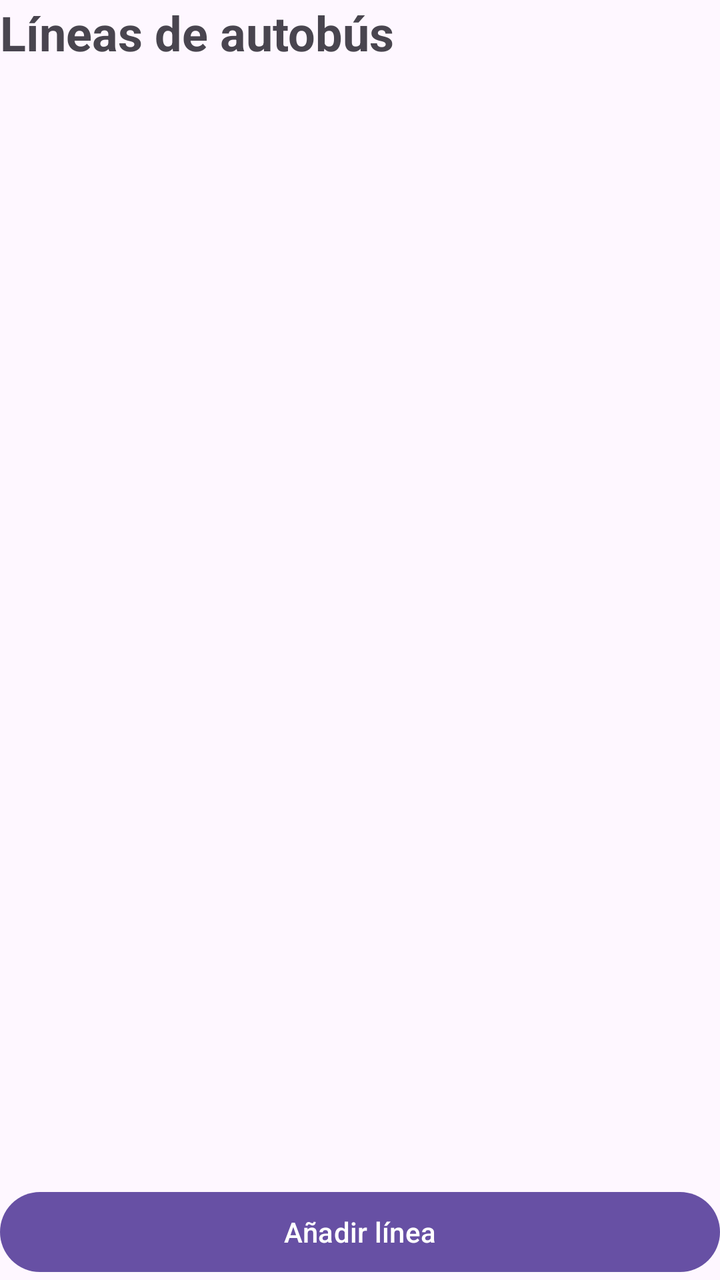
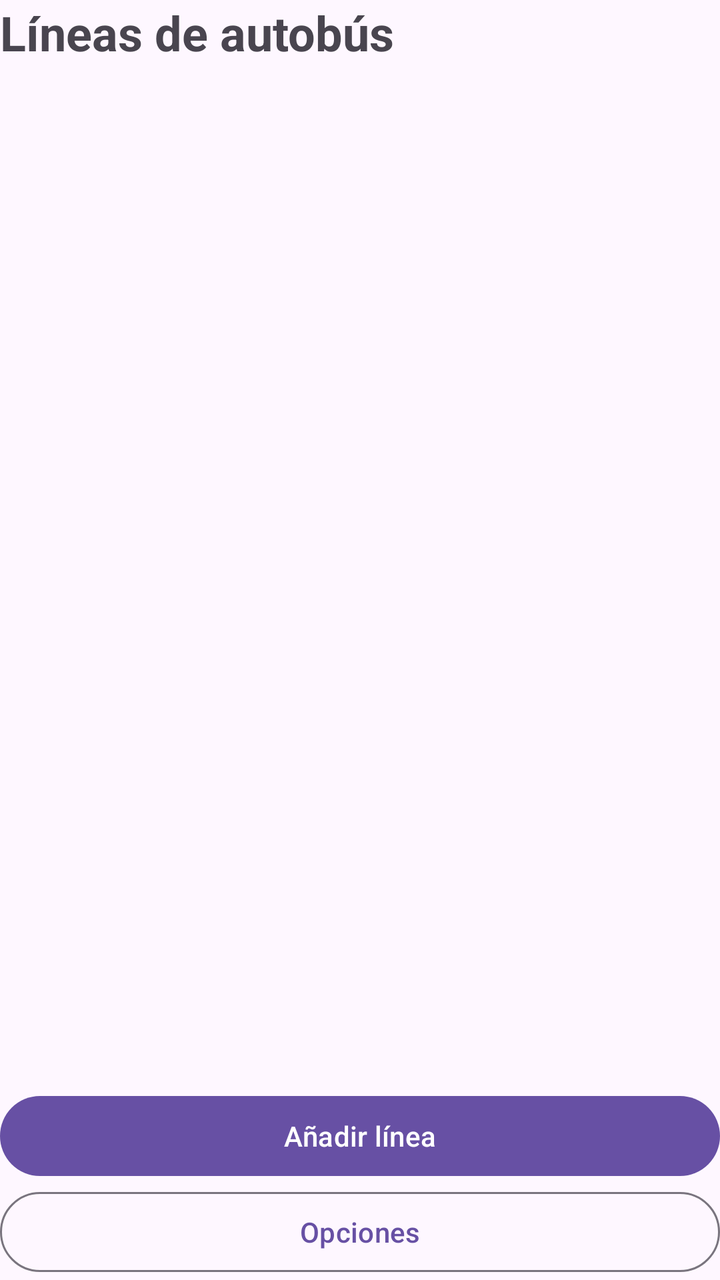

Two renders of the same Android screen: before a commit and after it. Below are the layout's source before the change and the commit's diff.
<!-- AndroidManifest.xml: application theme Theme.ACT2_UD1 -->
<!-- res/layout/activity_main.xml -->
<?xml version="1.0" encoding="utf-8"?>
<LinearLayout xmlns:android="http://schemas.android.com/apk/res/android"
    android:layout_width="match_parent"
    android:layout_height="match_parent"
    android:orientation="vertical"
    android:layout_margin="16dp"
    android:fitsSystemWindows="true">


    
    <TextView
        android:id="@+id/tvTitulo"
        android:layout_width="wrap_content"
        android:layout_height="wrap_content"
        android:text="@string/titulo_listado"
        android:textSize="24sp"
        android:textStyle="bold"
        android:layout_marginBottom="16dp"/>

    
    <ListView
        android:id="@+id/lvLineas"
        android:layout_width="match_parent"
        android:layout_height="0dp"
        android:layout_weight="1"/>

    
    <Button
        android:id="@+id/btnAnadir"
        android:layout_width="match_parent"
        android:layout_height="wrap_content"
        android:text="@string/btn_anadir"/>

</LinearLayout>
<!-- resources referenced by this layout -->
<resources>
  <string name="btn_anadir">Añadir línea</string>
  <string name="titulo_listado">Líneas de autobús</string>
  <style name="Theme.ACT2_UD1" parent="Base.Theme.ACT2_UD1" />
  <style name="Base.Theme.ACT2_UD1" parent="Theme.Material3.DayNight.NoActionBar">
          
          
      </style>
</resources>

<!-- the commit's change to res/layout/activity_main.xml (unified diff, before → after) -->
@@ -31,4 +31,12 @@
         android:layout_height="wrap_content"
         android:text="@string/btn_anadir"/>
 
+    
+    <Button
+        android:id="@+id/btnOpciones"
+        android:layout_width="match_parent"
+        android:layout_height="wrap_content"
+        android:text="@string/btn_opciones"
+        style="@style/Widget.Material3.Button.OutlinedButton"/>
+
 </LinearLayout>
<!-- resource entries referenced after the edit -->
@@ -1,6 +1,7 @@
 <!-- resources referenced by this layout -->
 <resources>
   <string name="btn_anadir">Añadir línea</string>
+  <string name="btn_opciones">Opciones</string>
   <string name="titulo_listado">Líneas de autobús</string>
   <style name="Theme.ACT2_UD1" parent="Base.Theme.ACT2_UD1" />
   <style name="Base.Theme.ACT2_UD1" parent="Theme.Material3.DayNight.NoActionBar">
